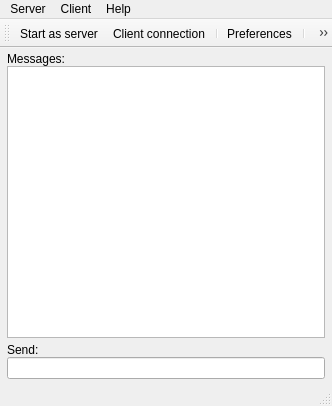
This is source/qtdesigner/MChat_ui.ui in MValaguz/Echo as Qt 5 draws it before an edit. The edited form follows.
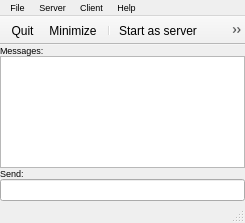
This is the edited form. Icons and pictures are not drawn.

Diff of the .ui file:
```diff
--- a/source/qtdesigner/MChat_ui.ui
+++ b/source/qtdesigner/MChat_ui.ui
@@ -6,8 +6,8 @@
    <rect>
     <x>0</x>
     <y>0</y>
-    <width>332</width>
-    <height>406</height>
+    <width>245</width>
+    <height>223</height>
    </rect>
   </property>
   <property name="sizePolicy">
@@ -26,19 +26,19 @@
   <widget class="QWidget" name="centralwidget">
    <layout class="QGridLayout" name="gridLayout">
     <property name="leftMargin">
-     <number>7</number>
+     <number>0</number>
     </property>
     <property name="topMargin">
-     <number>4</number>
+     <number>0</number>
     </property>
     <property name="rightMargin">
-     <number>7</number>
+     <number>0</number>
     </property>
     <property name="bottomMargin">
-     <number>5</number>
+     <number>0</number>
     </property>
     <property name="spacing">
-     <number>5</number>
+     <number>0</number>
     </property>
     <item row="1" column="0">
      <layout class="QVBoxLayout" name="verticalLayout_3">
@@ -50,6 +50,11 @@
       </property>
       <item>
        <widget class="QLabel" name="l_invia_messaggio">
+        <property name="font">
+         <font>
+          <pointsize>7</pointsize>
+         </font>
+        </property>
         <property name="text">
          <string>Send:</string>
         </property>
@@ -59,7 +64,13 @@
        </widget>
       </item>
       <item>
-       <widget class="QLineEdit" name="e_invia_messaggio"/>
+       <widget class="QLineEdit" name="e_invia_messaggio">
+        <property name="font">
+         <font>
+          <pointsize>7</pointsize>
+         </font>
+        </property>
+       </widget>
       </item>
      </layout>
     </item>
@@ -70,6 +81,11 @@
       </property>
       <item>
        <widget class="QLabel" name="l_messaggi">
+        <property name="font">
+         <font>
+          <pointsize>7</pointsize>
+         </font>
+        </property>
         <property name="text">
          <string>Messages:</string>
         </property>
@@ -86,6 +102,11 @@
           <verstretch>0</verstretch>
          </sizepolicy>
         </property>
+        <property name="font">
+         <font>
+          <pointsize>7</pointsize>
+         </font>
+        </property>
         <property name="textInteractionFlags">
          <set>Qt::TextSelectableByKeyboard|Qt::TextSelectableByMouse</set>
         </property>
@@ -95,15 +116,24 @@
     </item>
    </layout>
   </widget>
-  <widget class="QStatusBar" name="statusbar"/>
+  <widget class="QStatusBar" name="statusbar">
+   <property name="font">
+    <font>
+     <pointsize>7</pointsize>
+    </font>
+   </property>
+  </widget>
   <widget class="QToolBar" name="toolBar">
    <property name="windowTitle">
     <string>toolBar</string>
    </property>
+   <property name="movable">
+    <bool>false</bool>
+   </property>
    <property name="iconSize">
     <size>
-     <width>30</width>
-     <height>20</height>
+     <width>16</width>
+     <height>16</height>
     </size>
    </property>
    <attribute name="toolBarArea">
@@ -112,6 +142,9 @@
    <attribute name="toolBarBreak">
     <bool>false</bool>
    </attribute>
+   <addaction name="actionExit"/>
+   <addaction name="actionMinimize"/>
+   <addaction name="separator"/>
    <addaction name="actionStart_as_server"/>
    <addaction name="actionClient_connection"/>
    <addaction name="separator"/>
@@ -126,27 +159,62 @@
     <rect>
      <x>0</x>
      <y>0</y>
-     <width>332</width>
-     <height>26</height>
+     <width>245</width>
+     <height>21</height>
     </rect>
    </property>
+   <property name="font">
+    <font>
+     <pointsize>7</pointsize>
+    </font>
+   </property>
    <widget class="QMenu" name="menuAs_Server">
+    <property name="font">
+     <font>
+      <pointsize>7</pointsize>
+     </font>
+    </property>
     <property name="title">
      <string>Server</string>
     </property>
    </widget>
    <widget class="QMenu" name="menuAs_Client">
+    <property name="font">
+     <font>
+      <pointsize>7</pointsize>
+     </font>
+    </property>
     <property name="title">
      <string>Client</string>
     </property>
    </widget>
    <widget class="QMenu" name="menuHelp">
+    <property name="font">
+     <font>
+      <pointsize>7</pointsize>
+     </font>
+    </property>
     <property name="title">
      <string>Help</string>
     </property>
     <addaction name="actionHelp"/>
     <addaction name="actionProgram_Info"/>
    </widget>
+   <widget class="QMenu" name="menuFile">
+    <property name="font">
+     <font>
+      <pointsize>7</pointsize>
+     </font>
+    </property>
+    <property name="title">
+     <string>File</string>
+    </property>
+    <addaction name="actionMinimize"/>
+    <addaction name="actionReset_window_position"/>
+    <addaction name="separator"/>
+    <addaction name="actionExit"/>
+   </widget>
+   <addaction name="menuFile"/>
    <addaction name="menuAs_Server"/>
    <addaction name="menuAs_Client"/>
    <addaction name="menuHelp"/>
@@ -259,6 +327,39 @@
     <string>Connect to a MChat server </string>
    </property>
   </action>
+  <action name="actionMinimize">
+   <property name="icon">
+    <iconset resource="resource.qrc">
+     <normaloff>:/icons/icons/window.png</normaloff>:/icons/icons/window.png</iconset>
+   </property>
+   <property name="text">
+    <string>Minimize</string>
+   </property>
+   <property name="toolTip">
+    <string>Minimize (F1 shortcut key)</string>
+   </property>
+   <property name="shortcut">
+    <string>F1</string>
+   </property>
+  </action>
+  <action name="actionExit">
+   <property name="icon">
+    <iconset resource="resource.qrc">
+     <normaloff>:/icons/icons/kill.png</normaloff>:/icons/icons/kill.png</iconset>
+   </property>
+   <property name="text">
+    <string>Quit</string>
+   </property>
+  </action>
+  <action name="actionReset_window_position">
+   <property name="icon">
+    <iconset resource="resource.qrc">
+     <normaloff>:/icons/icons/window2.png</normaloff>:/icons/icons/window2.png</iconset>
+   </property>
+   <property name="text">
+    <string>Reset window position</string>
+   </property>
+  </action>
  </widget>
  <tabstops>
   <tabstop>o_messaggi</tabstop>
```
Left out of the diff: 63 changed lines with no effect on the pictures.
